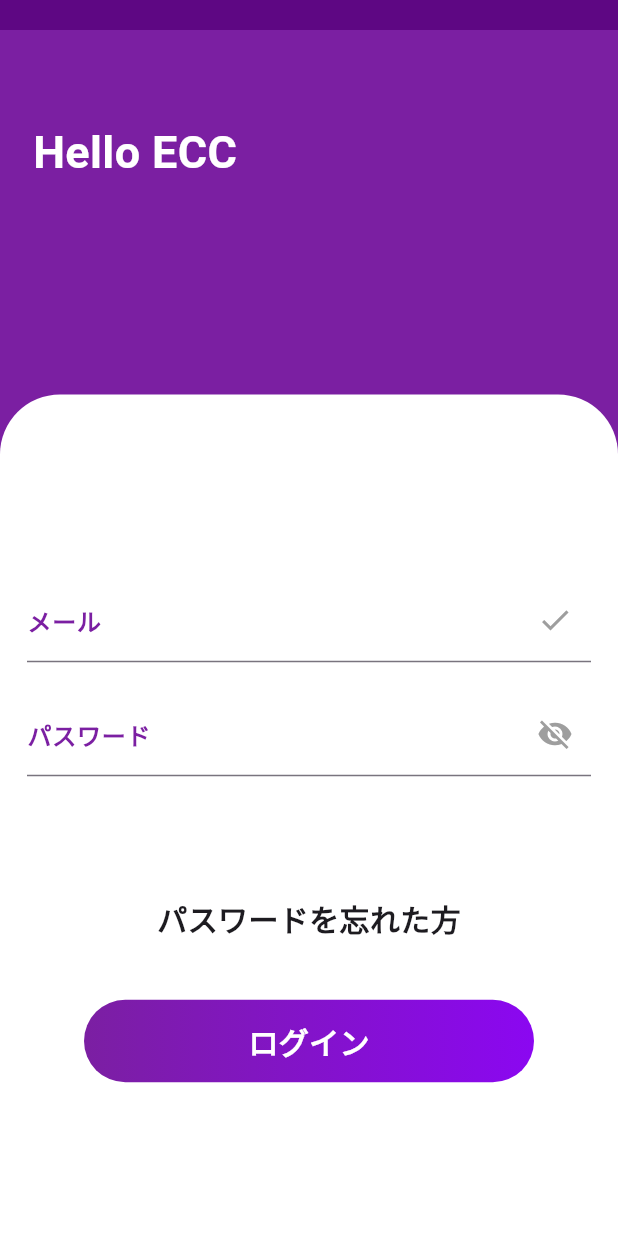
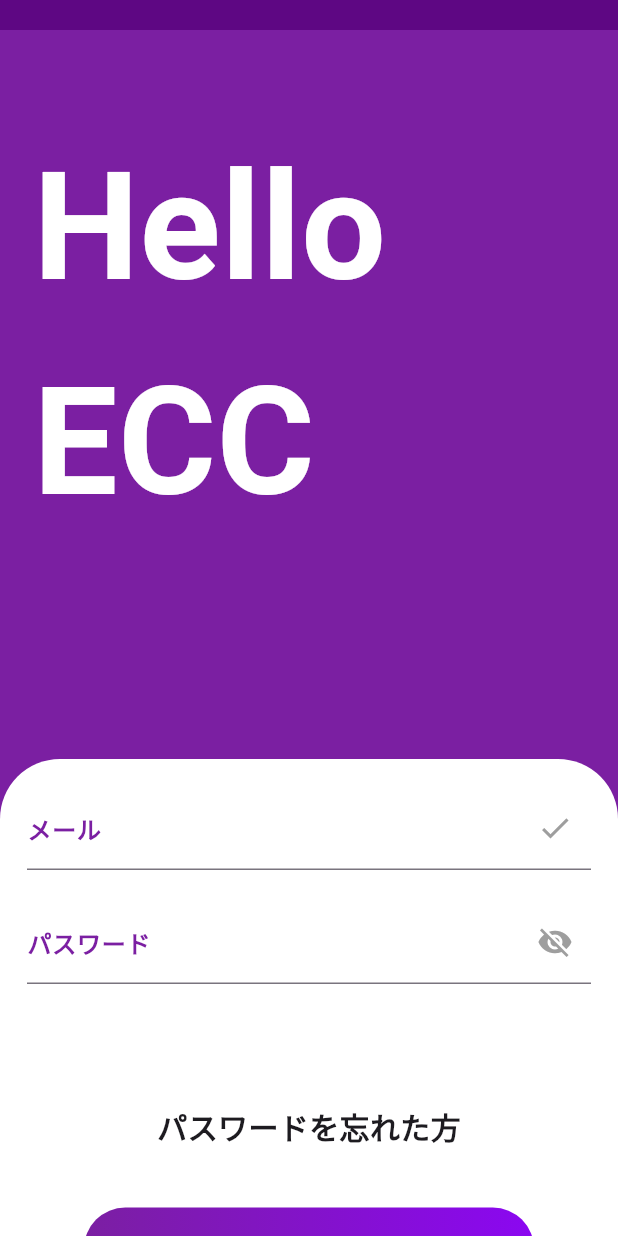
Before and after one commit to ChiuShengMi/sams, a Flutter app: the screen it shows after launch, on a phone screen of 412 x 824 dp. Run offline on Flutter 3.47's test engine with Material 3 defaults, Android fonts, the phone set to English and light mode, and no system bars; our stand-ins replace firebase_auth, firebase_core, fluttertoast; accounts and stored records are empty; Roboto replaces fonts that are missing (CarterOne).

Commit message:
font revise

```diff
--- a/lib/pages/loginPages/login.dart
+++ b/lib/pages/loginPages/login.dart
@@ -56,7 +56,7 @@
                   child: Text(
                     'Hello ECC',
                     style: TextStyle(
-                      fontSize: 30,
+                      fontSize: 100,
                       fontFamily: 'CarterOne',
                       color: Colors.white,
                       fontWeight: FontWeight.bold,
--- a/pubspec.yaml
+++ b/pubspec.yaml
@@ -35,8 +35,11 @@
   #字体はここから
   assets:
     - assets/fonts/
+
   fonts:
-    - family: CustomFont
+    - family: CaterOne
       fonts:
         - asset: assets/fonts/CarterOne-Regular.ttf
+    - family: FjallaOne
+      fonts:
         - asset: assets/fonts/FjallaOne-Regular.ttf
```
Also changed, not shown: 3 other files.
